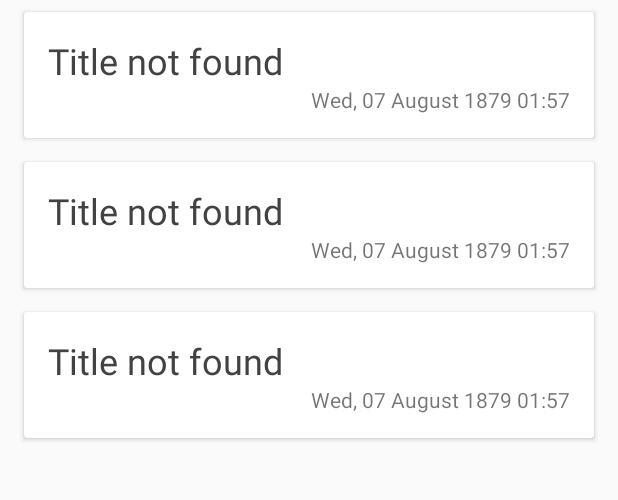
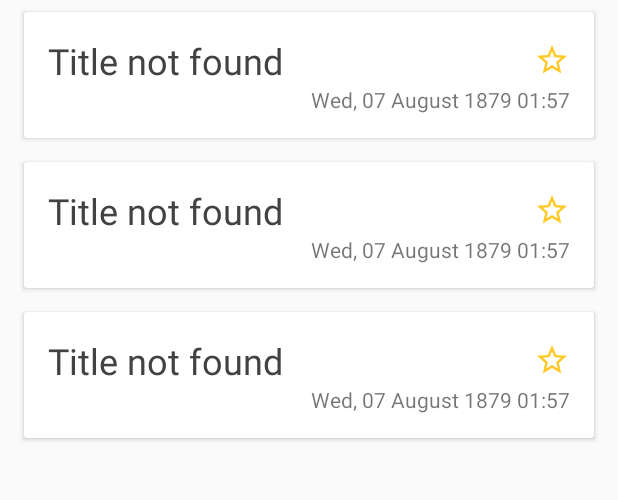
Before and after one commit to RockPilgrim/Gooood-News, an Android app: the layout list_activity.xml on its own in the app's theme, with its tools: preview values and no code run, on a phone screen of 412 x 824 dp, the part 84-584 px from its top. Run offline under Robolectric (Android 15) with nearby library versions, the phone set to English and light mode, and no system bars.

Commit message:
Add favorite button.

```diff
--- a/GoooodNews/app/src/main/java/my/rockpilgrim/goooodnews/data/DataCard.kt
+++ b/GoooodNews/app/src/main/java/my/rockpilgrim/goooodnews/data/DataCard.kt
@@ -4,5 +4,7 @@ interface DataCard {
 
     fun getTitle(position: Int): String
     fun getDate(position: Int): String
+    fun isFavorite(position: Int): Boolean
+    fun setFavorite(position: Int,isFavorite:Boolean)
     fun getCount(): Int
 }
--- a/GoooodNews/app/src/main/java/my/rockpilgrim/goooodnews/data/Model.kt
+++ b/GoooodNews/app/src/main/java/my/rockpilgrim/goooodnews/data/Model.kt
@@ -49,6 +49,14 @@ class Model : DataInformation{
         return news[position].date
     }
 
+    override fun isFavorite(position: Int): Boolean {
+        return news[position].favorite
+    }
+
+    override fun setFavorite(position: Int, isFavorite: Boolean) {
+        news[position].favorite = isFavorite
+    }
+
     override fun getCount(): Int {
         return news.size
     }
--- a/GoooodNews/app/src/main/java/my/rockpilgrim/goooodnews/pogo/Article.kt
+++ b/GoooodNews/app/src/main/java/my/rockpilgrim/goooodnews/data/pogo/Article.kt
@@ -20,4 +20,6 @@ data class Article constructor(
 
     @PropertyElement(name = "yandex:full-text")
     var fullText: String
-)
+){
+    var favorite = false
+}
--- a/GoooodNews/app/src/main/java/my/rockpilgrim/goooodnews/ui/list/ItemRequest.kt
+++ b/GoooodNews/app/src/main/java/my/rockpilgrim/goooodnews/ui/list/ItemRequest.kt
@@ -6,6 +6,8 @@ interface ItemRequest {
     fun update()
 
     fun getTitle(position: Int): String
+    fun isFavorite(position: Int): Boolean
+    fun setFavorite(position: Int,isFavorite:Boolean)
     fun getDate(position: Int): String
     fun getCount(): Int
 }
--- a/GoooodNews/app/src/main/java/my/rockpilgrim/goooodnews/ui/list/ListItemHolder.kt
+++ b/GoooodNews/app/src/main/java/my/rockpilgrim/goooodnews/ui/list/ListItemHolder.kt
@@ -1,6 +1,8 @@
 package my.rockpilgrim.goooodnews.ui.list
 
 import android.view.View
+import android.widget.CompoundButton
+import android.widget.ToggleButton
 import androidx.recyclerview.widget.RecyclerView
 import kotlinx.android.synthetic.main.list_item.view.*
 import my.rockpilgrim.goooodnews.di.App
@@ -9,6 +11,7 @@ import javax.inject.Inject
 class ListItemHolder(itemView: View) : RecyclerView.ViewHolder(itemView) {
 
     private lateinit var conteiner: View
+    private lateinit var favoriteButton:ToggleButton
 
     @Inject
     lateinit var itemRequest: ItemRequest
@@ -20,7 +23,13 @@ class ListItemHolder(itemView: View) : RecyclerView.ViewHolder(itemView) {
 
         itemView.itemTitleTextView.setText(itemRequest.getTitle(adapterPosition))
         itemView.itemDateTextView.setText(itemRequest.getDate(adapterPosition))
+        favoriteButton=itemView.favoriteButton
 
+        favoriteButton.isChecked = itemRequest.isFavorite(adapterPosition)
+
+        favoriteButton.setOnClickListener {
+            itemRequest.setFavorite(adapterPosition, favoriteButton.isChecked)
+        }
         conteiner.setOnClickListener {
             itemListener!!.onClick(adapterPosition)
         }
--- a/GoooodNews/app/src/main/java/my/rockpilgrim/goooodnews/ui/list/ListPresenter.kt
+++ b/GoooodNews/app/src/main/java/my/rockpilgrim/goooodnews/ui/list/ListPresenter.kt
@@ -47,6 +47,14 @@ class ListPresenter(private val model: Model) : MvpPresenter<ListMvpView>(),
         return model.getTitle(position)
     }
 
+    override fun isFavorite(position: Int): Boolean {
+        return model.isFavorite(position)
+    }
+
+    override fun setFavorite(position: Int, isFavorite: Boolean) {
+        model.setFavorite(position, isFavorite)
+    }
+
     override fun getDate(position: Int): String{
         return model.getDate(position)
     }
--- /dev/null
+++ b/GoooodNews/app/src/main/res/drawable/favorite_selector.xml
@@ -0,0 +1,6 @@
+<?xml version="1.0" encoding="utf-8"?>
+<selector xmlns:android="http://schemas.android.com/apk/res/android">
+
+    <item android:drawable="@drawable/ic_star_fill" android:state_checked="true" />
+    <item android:drawable="@drawable/ic_star_outline" android:state_checked="false" />
+</selector>
--- /dev/null
+++ b/GoooodNews/app/src/main/res/drawable/ic_star_fill.xml
@@ -0,0 +1,10 @@
+<vector xmlns:android="http://schemas.android.com/apk/res/android"
+    android:width="24dp"
+    android:height="24dp"
+    android:tint="@color/colorFavorite"
+    android:viewportWidth="24.0"
+    android:viewportHeight="24.0">
+    <path
+        android:fillColor="#FF0000"
+        android:pathData="M12,17.27L18.18,21l-1.64,-7.03L22,9.24l-7.19,-0.61L12,2 9.19,8.63 2,9.24l5.46,4.73L5.82,21z" />
+</vector>
--- /dev/null
+++ b/GoooodNews/app/src/main/res/drawable/ic_star_outline.xml
@@ -0,0 +1,10 @@
+<vector xmlns:android="http://schemas.android.com/apk/res/android"
+    android:width="24dp"
+    android:height="24dp"
+    android:tint="@color/colorFavorite"
+    android:viewportWidth="24.0"
+    android:viewportHeight="24.0">
+    <path
+        android:fillColor="#FF000000"
+        android:pathData="M22,9.24l-7.19,-0.62L12,2 9.19,8.63 2,9.24l5.46,4.73L5.82,21 12,17.27 18.18,21l-1.63,-7.03L22,9.24zM12,15.4l-3.76,2.27 1,-4.28 -3.32,-2.88 4.38,-0.38L12,6.1l1.71,4.04 4.38,0.38 -3.32,2.88 1,4.28L12,15.4z" />
+</vector>
--- a/GoooodNews/app/src/main/res/layout/list_item.xml
+++ b/GoooodNews/app/src/main/res/layout/list_item.xml
@@ -13,15 +13,30 @@
         android:orientation="vertical"
         android:layout_width="match_parent"
         android:layout_height="wrap_content">
+        <LinearLayout
+            android:orientation="horizontal"
+            android:layout_width="match_parent"
+            android:layout_height="wrap_content">
             <TextView
                 android:id="@+id/itemTitleTextView"
                 android:text="@string/title_not_found"
                 android:textSize="24sp"
                 android:textColor="@color/colorTitleText"
                 android:maxLines="1"
+                android:layout_weight="1"
                 android:layout_gravity="start"
-            android:layout_width="wrap_content"
+                android:layout_width="0dp"
                 android:layout_height="wrap_content"/>
+            <ToggleButton
+                android:id="@+id/favoriteButton"
+                android:gravity="center"
+                android:layout_gravity="end|center_vertical"
+                android:background="@drawable/favorite_selector"
+                android:textOff=""
+                android:textOn=""
+                android:layout_width="24dp"
+                android:layout_height="24dp"/>
+        </LinearLayout>
         <TextView
             android:id="@+id/itemDateTextView"
             android:text="@string/pubDate"
--- a/GoooodNews/app/src/main/res/values/colors.xml
+++ b/GoooodNews/app/src/main/res/values/colors.xml
@@ -6,4 +6,5 @@
 
     <color name="colorTitleText">#FF424242</color>
     <color name="colorWhiteText">#F7F4F4</color>
+    <color name="colorFavorite">#FFCA28</color>
 </resources>
```
Also changed, not shown: GoooodNews/app/src/main/java/my/rockpilgrim/goooodnews/data/pogo/Channel.kt (renamed from GoooodNews/app/src/main/java/my/rockpilgrim/goooodnews/pogo/Channel.kt), GoooodNews/app/src/main/java/my/rockpilgrim/goooodnews/data/pogo/Feed.kt (renamed from GoooodNews/app/src/main/java/my/rockpilgrim/goooodnews/pogo/Feed.kt). Lines whose indentation alone changed are shown as unchanged.
